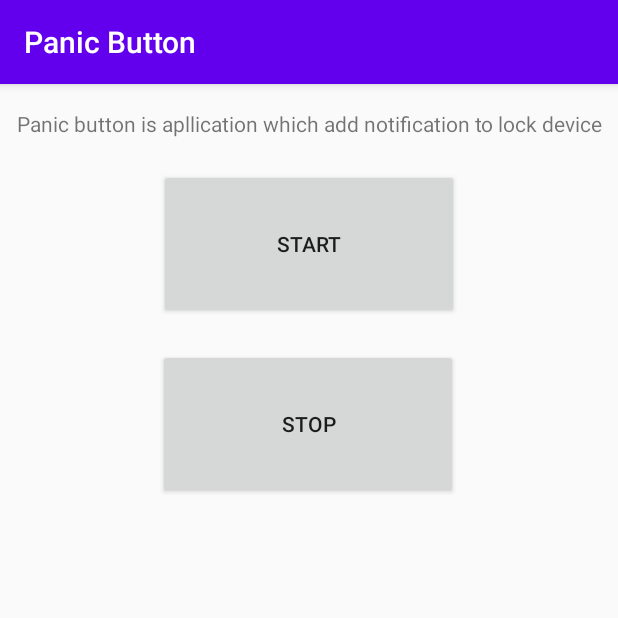
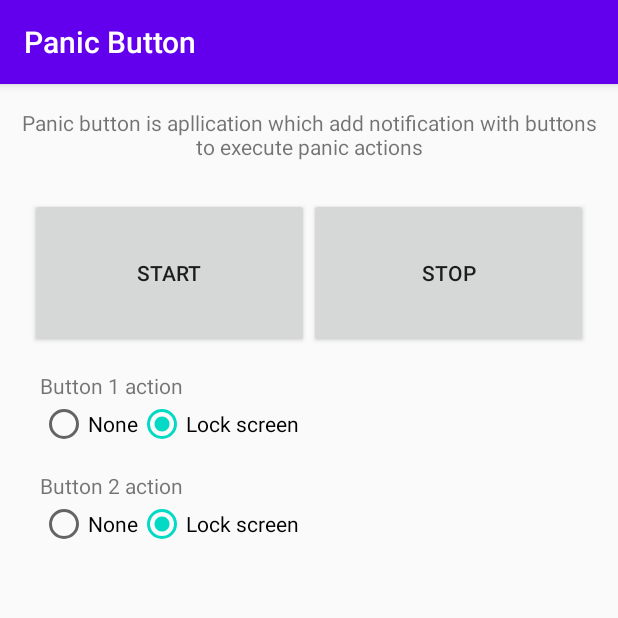
Before and after one commit to vulnerabbity/android-panic-button, an Android app: the screen it shows after launch (MainActivity), on a phone screen of 412 x 824 dp, the top half of it. Run offline under Robolectric (Android 15) with nearby library versions, the phone set to English and light mode, and no system bars.

Commit message:
add button action configuration

```diff
--- a/app/src/main/java/com/vulnerabbity/panicbutton/MainActivity.java
+++ b/app/src/main/java/com/vulnerabbity/panicbutton/MainActivity.java
@@ -1,17 +1,16 @@
 package com.vulnerabbity.panicbutton;
 
 import android.content.Intent;
-import android.os.Build;
 import android.os.Bundle;
 import android.support.v7.app.AppCompatActivity;
 import android.view.View;
 
 import com.vulnerabbity.panicbutton.events.ApplicationEvents;
+import com.vulnerabbity.panicbutton.libs.panic.PanicActions;
 import com.vulnerabbity.panicbutton.libs.permissions.PermissionsManager;
 import com.vulnerabbity.panicbutton.libs.storage.registry.StorageRegistry;
 import com.vulnerabbity.panicbutton.services.PanicForegroundService;
 import com.vulnerabbity.panicbutton.services.ServiceRunner;
-import com.vulnerabbity.panicbutton.utils.logger.Logger;
 
 public class MainActivity extends AppCompatActivity {
   private PermissionsManager permissionsManager;
@@ -24,6 +23,7 @@ public class MainActivity extends AppCompatActivity {
 
     permissionsManager = new PermissionsManager(this);
     storage = new StorageRegistry(this);
+    new MainActivityUI(this).initUi();
 
     initPanicMode();
   }
@@ -34,6 +34,22 @@ public class MainActivity extends AppCompatActivity {
 
   public void onStopClick(View v) {
     stopPanicMode();
+  }
+
+  public void setFirstPanicActionToNone(View view) {
+    this.storage.panicAction1.set(PanicActions.NONE);
+  }
+
+  public void setFirstPanicActionToLock(View view) {
+    this.storage.panicAction1.set(PanicActions.LOCK);
+  }
+
+  public void setSecondPanicActionToNone(View view) {
+    this.storage.panicAction2.set(PanicActions.NONE);
+  }
+
+  public void setSecondPanicActionToLock(View view) {
+    this.storage.panicAction2.set(PanicActions.LOCK);
   }
 
   private void startListeningForPanicIfAdmin() {
@@ -54,7 +70,6 @@ public class MainActivity extends AppCompatActivity {
 
   private Boolean isPanicModeEnabled() {
     Boolean isEnabled = storage.isPanicEnabled.get();
-    Logger.log(isEnabled.toString());
     return isEnabled;
   }
 
--- a/app/src/main/res/layout/activity_main.xml
+++ b/app/src/main/res/layout/activity_main.xml
@@ -4,13 +4,15 @@
     xmlns:tools="http://schemas.android.com/tools"
     android:layout_width="match_parent"
     android:layout_height="match_parent"
+    android:onClick="setSecondPanicActionToLock"
     tools:context=".MainActivity">
 
     <TextView
         android:id="@+id/textView"
-        android:layout_width="391dp"
-        android:layout_height="20dp"
-        android:text="Panic button is apllication which add notification to lock device"
+        android:layout_width="388dp"
+        android:layout_height="40dp"
+        android:inputType="textMultiLine"
+        android:text="Panic button is apllication which add notification with buttons to execute panic actions"
         android:textAlignment="center"
         app:layout_constraintBottom_toBottomOf="parent"
         app:layout_constraintEnd_toEndOf="parent"
@@ -18,27 +20,114 @@
         app:layout_constraintTop_toTopOf="parent"
         app:layout_constraintVertical_bias="0.022" />
 
-    <Button
-        android:id="@+id/start_button"
-        android:layout_width="200dp"
-        android:layout_height="100dp"
+    <LinearLayout
+        android:id="@+id/linearLayout"
+        android:layout_width="match_parent"
+        android:layout_height="wrap_content"
+        android:layout_marginStart="20dp"
         android:layout_marginTop="20dp"
-        android:onClick="onStartClick"
-        android:text="Start"
+        android:layout_marginEnd="20dp"
+        android:orientation="horizontal"
         app:layout_constraintEnd_toEndOf="parent"
         app:layout_constraintStart_toStartOf="parent"
-        app:layout_constraintTop_toBottomOf="@+id/textView" />
+        app:layout_constraintTop_toBottomOf="@+id/textView">
 
-    <Button
-        android:id="@+id/stop_button"
-        android:layout_width="200dp"
-        android:layout_height="100dp"
-        android:layout_marginTop="20dp"
-        android:onClick="onStopClick"
-        android:text="Stop"
+        <Button
+            android:id="@+id/start_button"
+            android:layout_width="wrap_content"
+            android:layout_height="100dp"
+            android:layout_marginTop="0dp"
+            android:layout_weight="1"
+            android:onClick="onStartClick"
+            android:text="Start" />
+
+        <Button
+            android:id="@+id/stop_button"
+            android:layout_width="wrap_content"
+            android:layout_height="100dp"
+            android:layout_marginTop="0dp"
+            android:layout_weight="1"
+            android:onClick="onStopClick"
+            android:text="Stop" />
+
+    </LinearLayout>
+
+    <LinearLayout
+        android:layout_width="359dp"
+        android:layout_height="wrap_content"
+        android:layout_marginTop="15dp"
+        android:orientation="vertical"
         app:layout_constraintEnd_toEndOf="parent"
-        app:layout_constraintHorizontal_bias="0.497"
         app:layout_constraintStart_toStartOf="parent"
-        app:layout_constraintTop_toBottomOf="@+id/start_button" />
+        app:layout_constraintTop_toBottomOf="@+id/linearLayout">
+
+        <LinearLayout
+            android:layout_width="match_parent"
+            android:layout_height="match_parent"
+            android:orientation="vertical">
+
+            <TextView
+                android:layout_width="match_parent"
+                android:layout_height="wrap_content"
+                android:text="Button 1 action" />
+
+            <RadioGroup
+                android:id="@+id/main_activity_radiogroup_action_1"
+                android:layout_width="match_parent"
+                android:layout_height="match_parent"
+                android:orientation="horizontal">
+
+                <RadioButton
+                    android:id="@+id/main_activity_radio_action_1_none"
+                    android:layout_width="wrap_content"
+                    android:layout_height="wrap_content"
+                    android:onClick="setFirstPanicActionToNone"
+                    android:text="None" />
+
+                <RadioButton
+                    android:id="@+id/main_activity_radio_action_1_lock"
+                    android:layout_width="wrap_content"
+                    android:layout_height="wrap_content"
+                    android:onClick="setFirstPanicActionToLock"
+                    android:text="Lock screen" />
+
+            </RadioGroup>
+
+        </LinearLayout>
+
+        <LinearLayout
+            android:layout_width="match_parent"
+            android:layout_height="match_parent"
+            android:layout_marginTop="15dp"
+            android:orientation="vertical">
+
+            <TextView
+                android:layout_width="match_parent"
+                android:layout_height="wrap_content"
+                android:text="Button 2 action" />
+
+            <RadioGroup
+                android:id="@+id/main_activity_radiogroup_action_2"
+                android:layout_width="match_parent"
+                android:layout_height="match_parent"
+                android:orientation="horizontal">
+
+                <RadioButton
+                    android:id="@+id/main_activity_radio_action_2_none"
+                    android:layout_width="wrap_content"
+                    android:layout_height="wrap_content"
+                    android:onClick="setSecondPanicActionToNone"
+                    android:text="None" />
+
+                <RadioButton
+                    android:id="@+id/main_activity_radio_action_2_lock"
+                    android:layout_width="wrap_content"
+                    android:layout_height="wrap_content"
+                    android:text="Lock screen" />
+            </RadioGroup>
+
+        </LinearLayout>
+
+    </LinearLayout>
 
 </android.support.constraint.ConstraintLayout>
```
